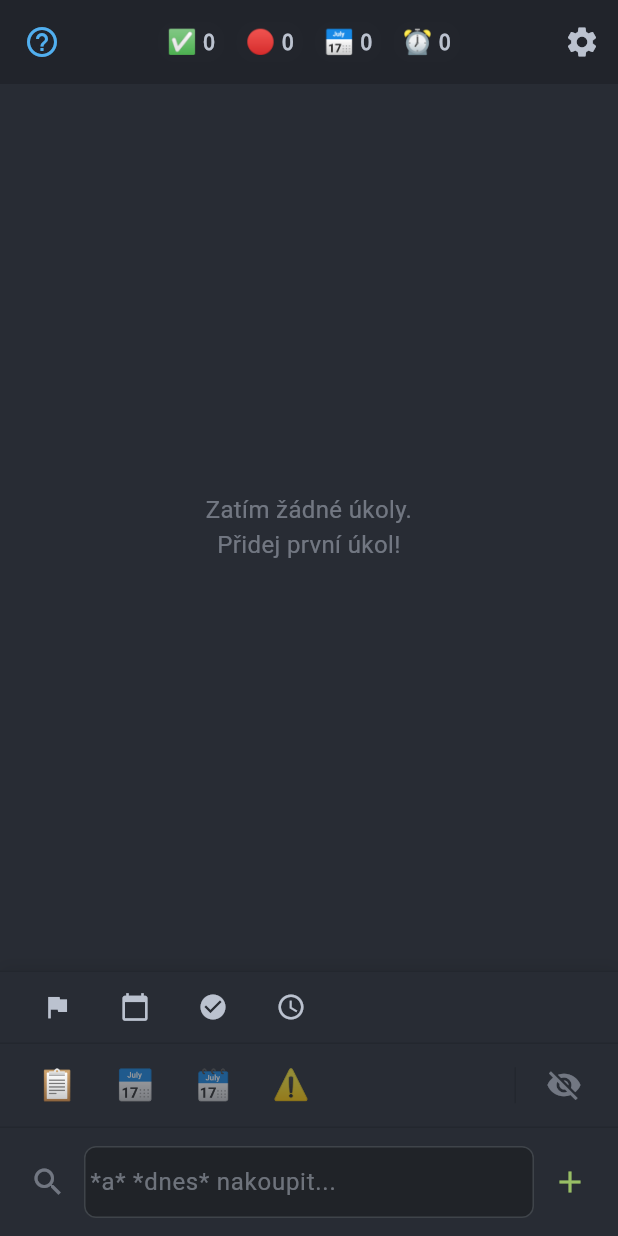
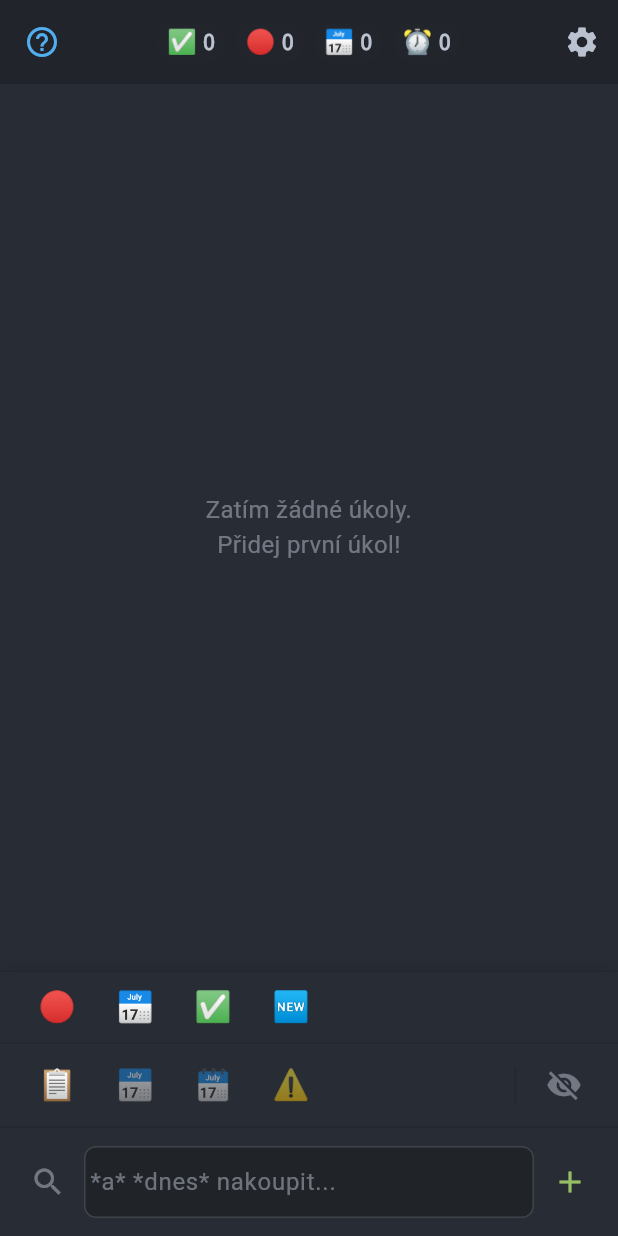
Before and after one commit to mastnacek/laidak, a Flutter app: the screen it shows after launch, on a phone screen of 412 x 824 dp. Run offline on Flutter 3.47's test engine with Material 3 defaults, Android fonts, the phone set to English and light mode, and no system bars; our stand-ins replace emoji_picker_flutter, equatable, flutter_bloc, flutter_colorpicker, just_audio, logger and 3 more; accounts and stored records are empty.

Commit message:
🎨 style: Moderní borders + emoji v SortBar (konzistence s ViewBar)

```diff
--- a/lib/features/todo_list/domain/enums/sort_mode.dart
+++ b/lib/features/todo_list/domain/enums/sort_mode.dart
@@ -1,5 +1,3 @@
-import 'package:flutter/material.dart';
-
 /// Sort modes pro řazení úkolů
 ///
 /// Každý mode představuje jiné kritérium pro sortování.
@@ -27,13 +25,13 @@ enum SortMode {
     };
   }
 
-  /// Ikona pro UI button
-  IconData get icon {
+  /// Emoji pro UI button (konzistence s ViewBar)
+  String get emoji {
     return switch (this) {
-      SortMode.priority => Icons.flag,
-      SortMode.dueDate => Icons.calendar_today,
-      SortMode.status => Icons.check_circle,
-      SortMode.createdAt => Icons.access_time,
+      SortMode.priority => '🔴',
+      SortMode.dueDate => '📅',
+      SortMode.status => '✅',
+      SortMode.createdAt => '🆕',
     };
   }
 
--- a/lib/features/todo_list/presentation/widgets/sort_bar.dart
+++ b/lib/features/todo_list/presentation/widgets/sort_bar.dart
@@ -78,8 +78,7 @@ class SortBar extends StatelessWidget {
                         context: context,
                         builder: (context) => InfoDialog(
                           title: mode.label,
-                          icon: mode.icon,
-                          iconColor: theme.appColors.yellow,
+                          emoji: mode.emoji,
                           description: _getSortModeDescription(mode),
                           examples: _getSortModeExamples(mode),
                           tip: '1. klik = Sestupně ↓  |  2. klik = Vzestupně ↑  |  3. klik = Vypnout',
@@ -118,15 +117,21 @@ class SortBar extends StatelessWidget {
     ThemeData theme,
   ) {
     if (!isActive) {
-      // Inactive: just the mode icon
-      return Icon(mode.icon, size: 20);
+      // Inactive: just the mode emoji
+      return Text(
+        mode.emoji,
+        style: const TextStyle(fontSize: 20),
+      );
     }
 
-    // Active: icon with animated arrow overlay
+    // Active: emoji with animated arrow overlay
     return Stack(
       alignment: Alignment.center,
       children: [
-        Icon(mode.icon, size: 20),
+        Text(
+          mode.emoji,
+          style: const TextStyle(fontSize: 20),
+        ),
         Positioned(
           right: 0,
           bottom: 0,
```
Also changed, not shown: lib/features/todo_list/presentation/widgets/todo_card.dart (+24 -6 lines).
